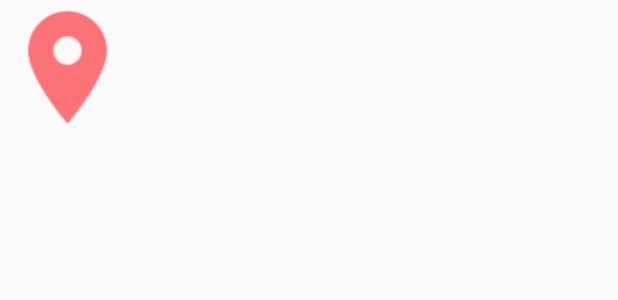
After one commit to 16chperfect/SMAP, an Android app: the layout cusmaker.xml on its own in the app's theme, with its tools: preview values and no code run, on a phone screen of 412 x 824 dp. The commit adds this screen. Shown: the top 300 px of the screen. Run offline under Robolectric (Android 15) with nearby library versions, the phone set to English and light mode, and no system bars.

Commit message:
프래그먼트->액티비티 오류

```diff
--- a/SMAP_APP/app/src/main/AndroidManifest.xml
+++ b/SMAP_APP/app/src/main/AndroidManifest.xml
@@ -2,6 +2,8 @@
 <manifest xmlns:android="http://schemas.android.com/apk/res/android"
     package="com.example.smap_google">
  <uses-permission android:name="android.permission.ACCESS_FINE_LOCATION"/>
+    <uses-permission android:name="android.permission.ACCESS_COARSE_LOCATION"/>
+    <uses-permission android:name="android.permission.ACCESS_FINE_LOCATION" />
     <uses-permission android:name="android.permission.ACCESS_COARSE_LOCATION"/>
     <application
         android:allowBackup="true"
@@ -25,6 +27,7 @@
         <meta-data android:name="android.max_aspect" android:value="2.1" />
         <activity android:name=".UploadActivity"/>
         <activity android:name=".Album1Activity"/>
+        <activity android:name=".Gesi_Activity"/>
 
 
     </application>
--- /dev/null
+++ b/SMAP_APP/app/src/main/res/layout/cusmaker.xml
@@ -0,0 +1,12 @@
+<?xml version="1.0" encoding="utf-8"?>
+<FrameLayout
+    xmlns:android="http://schemas.android.com/apk/res/android" android:layout_width="match_parent"
+    android:layout_height="match_parent">
+
+    <ImageView
+        android:id="@+id/tv_maker"
+        android:layout_width="90dp"
+        android:layout_height="90dp"
+        android:src="@drawable/pingping"
+        />
+</FrameLayout>
```
Also changed, not shown: SMAP_APP/app/src/main/java/com/example/smap_google/MarkerItem.java (added, +56 -0 lines), SMAP_APP/app/src/main/java/com/example/smap_google/UploadActivity.java (+46 -39 lines), SMAP_APP/app/src/main/java/com/example/smap_google/frag2.java (+22 -2 lines), SMAP_APP/app/src/main/res/drawable/pingping.png (added).
